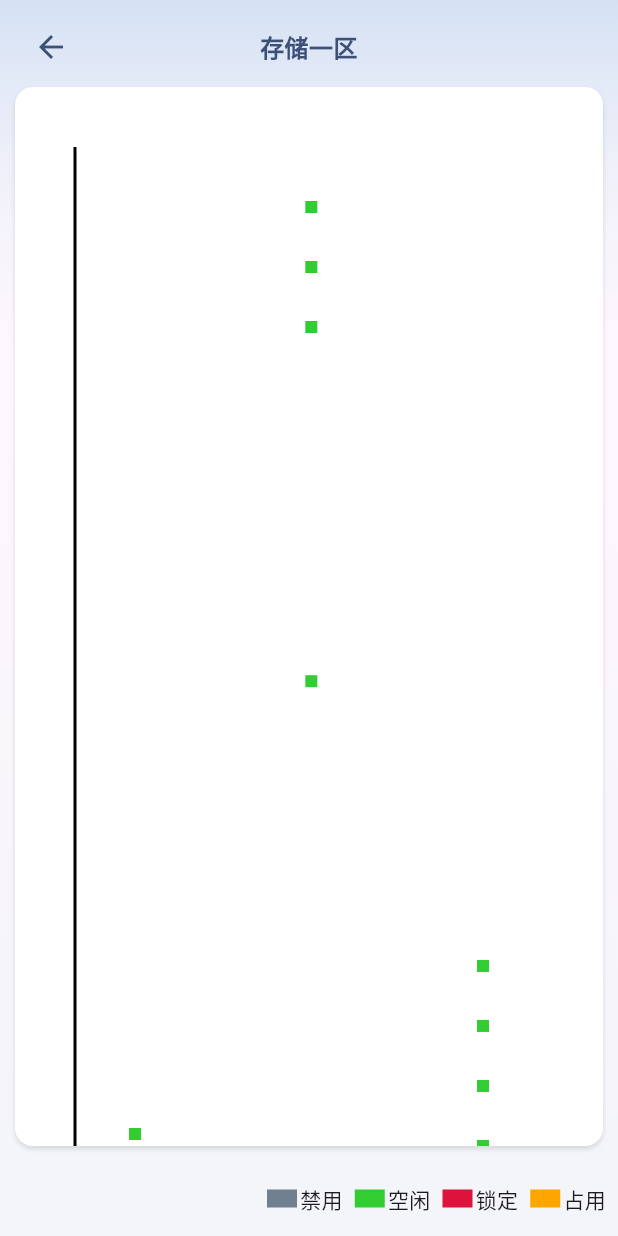
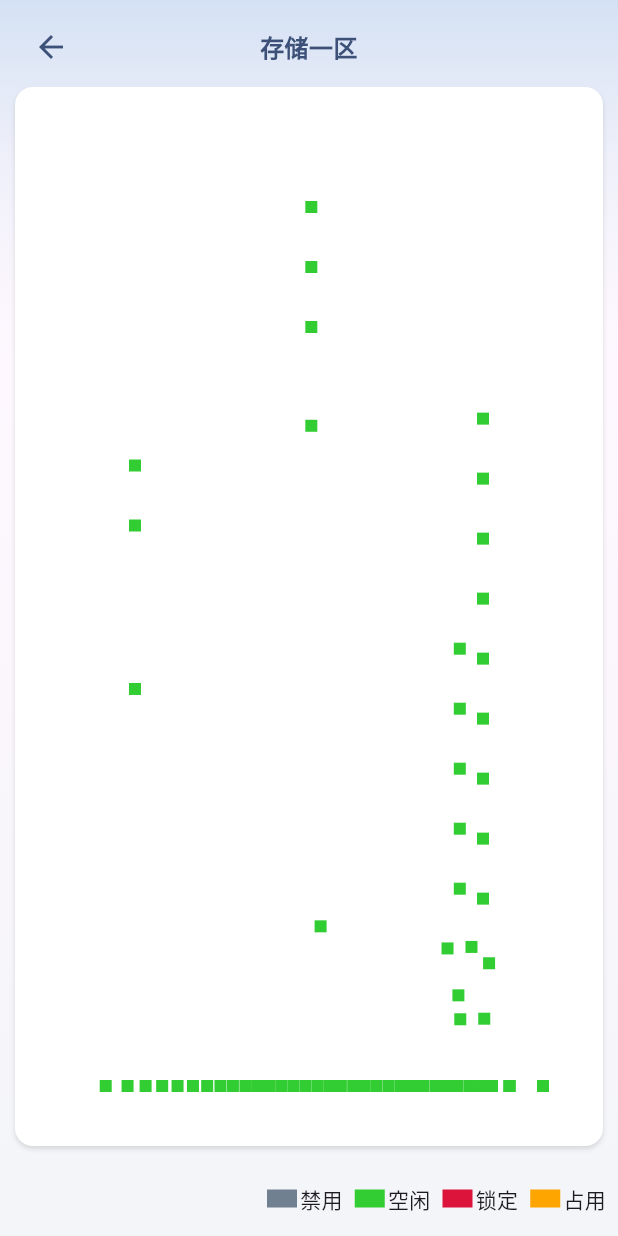
Before and after one commit to violet000/itms_mobile, a Flutter app: the screen it shows after launch, after a tap on the "visibility" icon, after a tap on "登录", after a tap on "存储一区", on a phone screen of 412 x 824 dp. Run offline on Flutter 3.47's test engine with Material 2 defaults, Android fonts, the phone set to English and light mode, and no system bars; our stand-ins replace convert, dio, file_picker, flutter_easyloading, flutter_svg, shared_preferences and 1 more; missing offline and left inert: sm_crypto; project files that could hold a hidden picture were left out.

Commit message:
fix (修复): 代码修复

```diff
--- a/lib/presentation/widgets/common/storage_location_visualizer.dart
+++ b/lib/presentation/widgets/common/storage_location_visualizer.dart
@@ -28,6 +28,14 @@
   late TransformationController _transformationController;
   double _currentScale = 1.0;
 
+  // 缓存优化
+  List<Map<String, dynamic>> _cachedPointsWithOffset = [];
+  bool _needsRecalculation = true;
+  Rect _lastViewport = Rect.zero;
+
+  // 性能优化：限制最大渲染点数
+  static const int _maxRenderPoints = 1000;
+
   @override
   void initState() {
     super.initState();
@@ -43,9 +51,36 @@
   }
 
   @override
+  void didUpdateWidget(StorageLocationVisualizer oldWidget) {
+    super.didUpdateWidget(oldWidget);
+    if (oldWidget.data != widget.data) {
+      _data = widget.data;
+      _needsRecalculation = true;
+    }
+  }
+
+  @override
   void dispose() {
     _transformationController.dispose();
     super.dispose();
+  }
+
+  // 数据采样算法：当点数过多时进行采样
+  List<Map<String, dynamic>> _sampleData(List<Map<String, dynamic>> data, int maxPoints) {
+    if (data.length <= maxPoints) return data;
+
+    // 简单的均匀采样
+    final step = data.length / maxPoints;
+    List<Map<String, dynamic>> sampledData = [];
+
+    for (int i = 0; i < maxPoints; i++) {
+      final index = (i * step).floor();
+      if (index < data.length) {
+        sampledData.add(data[index]);
+      }
+    }
+
+    return sampledData;
   }
 
   // 点聚合算法
@@ -76,9 +111,16 @@
     if (_data.isEmpty) {
       return const Center(child: Text('暂无数据'));
     }
+
+    // 性能优化：数据采样
+    List<Map<String, dynamic>> processedData = _data;
+    if (_data.length > _maxRenderPoints) {
+      processedData = _sampleData(_data, _maxRenderPoints).cast<Map<String, dynamic>>();
+    }
+
     // 计算x、y的最小最大值
-    final xList = _data.map((e) => num.parse(e['xplace'].toString())).toList();
-    final yList = _data.map((e) => num.parse(e['yplace'].toString())).toList();
+    final xList = processedData.map((e) => num.parse(e['xplace'].toString())).toList();
+    final yList = processedData.map((e) => num.parse(e['yplace'].toString())).toList();
     final minX = xList.reduce((a, b) => a < b ? a : b);
     final maxX = xList.reduce((a, b) => a > b ? a : b);
     final minY = yList.reduce((a, b) => a < b ? a : b);
@@ -87,18 +129,28 @@
     return LayoutBuilder(
       builder: (context, constraints) {
         final canvasWidth = widget.canvasWidth ?? constraints.maxWidth;
-        final canvasHeight = widget.canvasHeight ?? constraints.maxHeight * 3;
+        final canvasHeight = widget.canvasHeight ?? constraints.maxHeight;
+
+        // 缓存优化：只在必要时重新计算
+        if (_needsRecalculation || _cachedPointsWithOffset.isEmpty) {
           // 计算所有点的画布坐标
-        List<Map<String, dynamic>> pointsWithOffset = _data.map((point) {
+          List<Map<String, dynamic>> pointsWithOffset = processedData.map((point) {
             final offset = _mapToCanvas(
               num.parse(point['xplace'].toString()),
               num.parse(point['yplace'].toString()),
-            minX, maxX, minY, maxY, canvasWidth, canvasHeight, padding: 80, // padding由40改为80
+              minX, maxX, minY, maxY, canvasWidth, canvasHeight, padding: 80,
             );
             return <String, dynamic>{...point, 'offset': offset};
           }).toList();
+
           // 点排斥处理，避免重叠
-        _resolveOverlap(pointsWithOffset, 16, Size(canvasWidth, canvasHeight)); // 16 = 2.0倍正方形边长，确保矩形之间有间隔
+          _resolveOverlap(pointsWithOffset, 16, Size(canvasWidth, canvasHeight));
+
+          _cachedPointsWithOffset = pointsWithOffset;
+          _needsRecalculation = false;
+        }
+
+        final pointsWithOffset = _cachedPointsWithOffset;
         return Row(
           children: [
             Expanded(
@@ -157,8 +209,16 @@
     final usableWidth = width - padding * 2;
     final usableHeight = height - padding * 2;
     final dx = ((x - minX) / (maxX - minX)) * usableWidth + padding;
-    final dy = height - (((y - minY) / (maxY - minY)) * usableHeight + padding);
-    return Offset(dx, dy);
+
+    // 修复Y坐标映射，确保点不会出现在X轴下方
+    // 将Y坐标映射到画布的有效区域，X轴在底部
+    final dy = height - padding - (((y - minY) / (maxY - minY)) * usableHeight);
+
+    // 确保点不会超出有效区域
+    final clampedDx = dx.clamp(padding, width - padding);
+    final clampedDy = dy.clamp(padding, height - padding);
+
+    return Offset(clampedDx, clampedDy);
   }
 
   /// 力导向点排斥处理，避免重叠，增强分离效果
@@ -200,10 +260,10 @@
                 final Offset pointOffset = xPoints[j]['offset'] as Offset;
                 final Offset newOffset = Offset(pointOffset.dx, pointOffset.dy + moveDistance);
 
-                // 确保点不出界
+                // 确保点不出界，并且不会出现在X轴下方
                 final Offset clampedOffset = Offset(
-                  newOffset.dx,
-                  newOffset.dy.clamp(0.0, canvasSize.height),
+                  newOffset.dx.clamp(40.0, canvasSize.width - 40.0),
+                  newOffset.dy.clamp(40.0, canvasSize.height - 40.0), // 留出padding空间
                 );
 
                 xPoints[j]['offset'] = clampedOffset;
@@ -231,10 +291,10 @@
         }
         if (totalMove != Offset.zero) {
           Offset newOffset = oi + totalMove;
-          // 保证点不出界
+          // 保证点不出界，并且不会出现在X轴下方
           newOffset = Offset(
-            newOffset.dx.clamp(0.0, canvasSize.width),
-            newOffset.dy.clamp(0.0, canvasSize.height),
+            newOffset.dx.clamp(40.0, canvasSize.width - 40.0),
+            newOffset.dy.clamp(40.0, canvasSize.height - 40.0), // 留出padding空间
           );
           points[i]['offset'] = newOffset;
           changed = true;
@@ -250,6 +310,10 @@
   final num minX, maxX, minY, maxY;
   final double scale;
   final double padding = 40;
+
+  // 缓存预计算的渲染数据
+  final Map<Color, List<Rect>> _cachedRects = {};
+  final Map<Color, Paint> _cachedPaints = {};
 
   _StorageLocationPainter({
     required this.points,
@@ -270,51 +334,158 @@
     final tickPaint = Paint()
       ..color = Colors.grey
       ..strokeWidth = 1;
-    final textStyle = const TextStyle(fontSize: 12, color: Colors.black);
-    double radius = 4;
-    // 画x轴
-    canvas.drawLine(
-      Offset(padding, size.height - padding),
-      Offset(size.width - padding, size.height - padding),
-      axisPaint,
+    final textStyle = const TextStyle(
+      fontSize: 10,
+      color: Colors.black,
+      fontWeight: FontWeight.w500,
     );
-    // 画y轴
-    canvas.drawLine(
-      Offset(padding, size.height - padding),
-      Offset(padding, padding),
-      axisPaint,
-    );
-    // 批量渲染正方形，按颜色分组
-    Map<Color, List<Offset>> colorGroups = {};
+
+    // 画坐标轴
+    // canvas.drawLine(
+    //   Offset(padding, size.height - padding),
+    //   Offset(size.width - padding, size.height - padding),
+    //   axisPaint,
+    // );
+    // canvas.drawLine(
+    //   Offset(padding, size.height - padding),
+    //   Offset(padding, padding),
+    //   axisPaint,
+    // );
+
+    // 绘制X轴刻度
+    // _drawXAxisTicks(canvas, size, tickPaint, textStyle);
+
+    // 绘制Y轴刻度
+    // _drawYAxisTicks(canvas, size, tickPaint, textStyle);
+
+    // 性能优化：预计算渲染数据
+    _prepareRenderData();
+
+    // 批量渲染正方形
+    _cachedPaints.forEach((color, paint) {
+      final rects = _cachedRects[color];
+      if (rects != null) {
+        // 使用批量绘制方法
+        for (final rect in rects) {
+          canvas.drawRect(rect, paint);
+        }
+      }
+    });
+  }
+
+  void _prepareRenderData() {
+    _cachedRects.clear();
+    _cachedPaints.clear();
+
+    const double size = 8; // 正方形边长
+    const double halfSize = size / 2;
+
+    // 按颜色分组并预计算矩形
     for (var point in points) {
       final Offset offset = point['offset'] as Offset;
       final int statusCode = int.tryParse(point['status'].toString()) ?? 0;
       final Color color = Util.getStatusColor(statusCode);
-      colorGroups.putIfAbsent(color, () => []).add(offset);
-    }
-    final paint = Paint()
-      ..style = PaintingStyle.fill;
 
-    colorGroups.forEach((color, offsets) {
-      paint.color = color;
-      double size = 8; // 正方形边长
-      double halfSize = size / 2;
+      // 缓存Paint对象
+      _cachedPaints.putIfAbsent(color, () => Paint()
+        ..color = color
+        ..style = PaintingStyle.fill);
 
-      for (var offset in offsets) {
-        final rect = Rect.fromCenter(
+      // 缓存矩形
+      _cachedRects.putIfAbsent(color, () => []).add(
+        Rect.fromCenter(
           center: offset,
           width: size,
           height: size,
+        ),
       );
-        canvas.drawRect(rect, paint);
     }
-    });
+  }
+
+  // 绘制X轴刻度
+  void _drawXAxisTicks(Canvas canvas, Size size, Paint tickPaint, TextStyle textStyle) {
+    final usableWidth = size.width - padding * 2;
+    final tickCount = 10; // 刻度数量
+
+    for (int i = 0; i <= tickCount; i++) {
+      final x = padding + (usableWidth * i / tickCount);
+      final value = minX + (maxX - minX) * i / tickCount;
+
+      // 绘制刻度线
+      canvas.drawLine(
+        Offset(x, size.height - padding),
+        Offset(x, size.height - padding + 5),
+        tickPaint,
+      );
+
+      // 绘制刻度值
+      final textPainter = TextPainter(
+        text: TextSpan(
+          text: value.toStringAsFixed(1),
+          style: textStyle,
+        ),
+        textDirection: TextDirection.ltr,
+      );
+      textPainter.layout();
+      textPainter.paint(
+        canvas,
+        Offset(x - textPainter.width / 2, size.height - padding + 8),
+      );
+    }
+  }
+
+  // 绘制Y轴刻度
+  void _drawYAxisTicks(Canvas canvas, Size size, Paint tickPaint, TextStyle textStyle) {
+    final usableHeight = size.height - padding * 2;
+    final tickCount = 8; // 刻度数量
+
+    for (int i = 0; i <= tickCount; i++) {
+      final y = size.height - padding - (usableHeight * i / tickCount);
+      final value = minY + (maxY - minY) * i / tickCount;
+
+      // 绘制刻度线
+      canvas.drawLine(
+        Offset(padding - 5, y),
+        Offset(padding, y),
+        tickPaint,
+      );
+
+      // 绘制刻度值
+      final textPainter = TextPainter(
+        text: TextSpan(
+          text: value.toStringAsFixed(1),
+          style: textStyle,
+        ),
+        textDirection: TextDirection.ltr,
+      );
+      textPainter.layout();
+      textPainter.paint(
+        canvas,
+        Offset(padding - textPainter.width - 8, y - textPainter.height / 2),
+      );
+    }
   }
 
   @override
   bool shouldRepaint(covariant _StorageLocationPainter oldDelegate) {
-    return oldDelegate.points != points ||
-           oldDelegate.scale != scale ||
+    // 性能优化：只在数据真正变化时才重绘
+    if (oldDelegate.points.length != points.length) return true;
+
+    // 检查关键数据是否变化
+    for (int i = 0; i < points.length; i++) {
+      if (i >= oldDelegate.points.length) return true;
+
+      final oldPoint = oldDelegate.points[i];
+      final newPoint = points[i];
+
+      // 检查offset和status是否变化
+      if (oldPoint['offset'] != newPoint['offset'] ||
+          oldPoint['status'] != newPoint['status']) {
+        return true;
+      }
+    }
+
+    return oldDelegate.scale != scale ||
            oldDelegate.minX != minX ||
            oldDelegate.maxX != maxX ||
            oldDelegate.minY != minY ||
```
Lines whose indentation alone changed are shown as unchanged.
